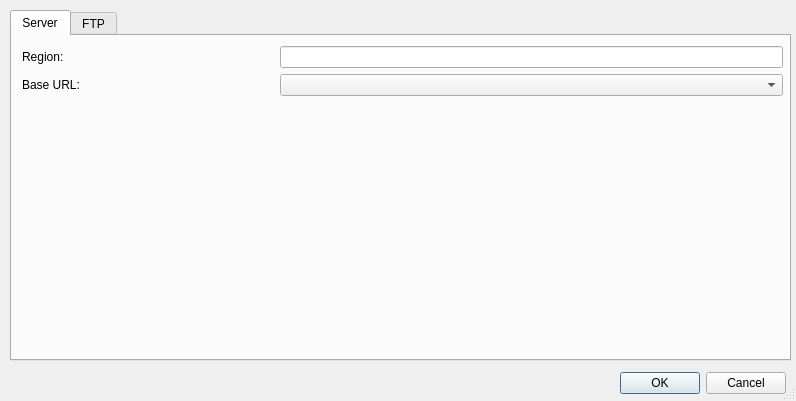
Before: the Qt Designer form src/utils/EditConfigDialog.ui in jensvogt/awsmock-qt-ui, drawn with Qt 5.
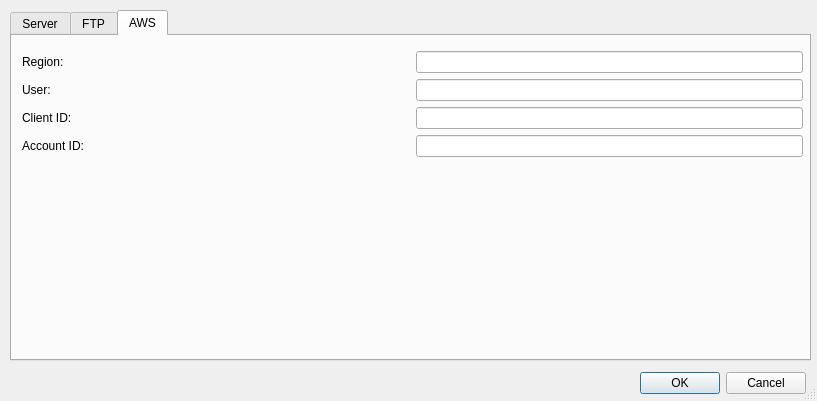
After: the same form once the commit is applied.

Commit message: fix(first-release): add default FTP user/password

Patch:
```diff
--- a/src/utils/EditConfigDialog.ui
+++ b/src/utils/EditConfigDialog.ui
@@ -6,7 +6,7 @@
    <rect>
     <x>0</x>
     <y>0</y>
-    <width>796</width>
+    <width>817</width>
     <height>401</height>
    </rect>
   </property>
@@ -22,7 +22,7 @@
   <widget class="QDialogButtonBox" name="buttonBox">
    <property name="geometry">
     <rect>
-     <x>620</x>
+     <x>640</x>
      <y>370</y>
      <width>166</width>
      <height>26</height>
@@ -37,12 +37,12 @@
     <rect>
      <x>10</x>
      <y>10</y>
-     <width>781</width>
+     <width>801</width>
      <height>351</height>
     </rect>
    </property>
    <property name="currentIndex">
-    <number>0</number>
+    <number>2</number>
    </property>
    <widget class="QWidget" name="tab">
     <attribute name="title">
@@ -65,25 +65,15 @@
        <number>0</number>
       </property>
       <item>
-       <layout class="QGridLayout" name="gridLayout" columnstretch="1,2">
-        <item row="1" column="0">
+       <layout class="QGridLayout" name="gridLayout" columnstretch="1,1">
+        <item row="0" column="0">
          <widget class="QLabel" name="baseUrlLabel">
           <property name="text">
            <string>Base URL:</string>
           </property>
          </widget>
         </item>
-        <item row="0" column="0">
-         <widget class="QLabel" name="regionLabel">
-          <property name="text">
-           <string>Region:</string>
-          </property>
-         </widget>
-        </item>
         <item row="0" column="1">
-         <widget class="QLineEdit" name="regionEdit"/>
-        </item>
-        <item row="1" column="1">
          <widget class="QComboBox" name="baseUrlComboBox"/>
         </item>
        </layout>
@@ -164,6 +154,89 @@
      </layout>
     </widget>
    </widget>
+   <widget class="QWidget" name="tab_3">
+    <attribute name="title">
+     <string>AWS</string>
+    </attribute>
+    <widget class="QWidget" name="verticalLayoutWidget_3">
+     <property name="geometry">
+      <rect>
+       <x>10</x>
+       <y>10</y>
+       <width>781</width>
+       <height>301</height>
+      </rect>
+     </property>
+     <layout class="QVBoxLayout" name="verticalLayout_3">
+      <property name="topMargin">
+       <number>0</number>
+      </property>
+      <property name="bottomMargin">
+       <number>0</number>
+      </property>
+      <item>
+       <layout class="QGridLayout" name="gridLayout_3" columnstretch="1,1">
+        <property name="topMargin">
+         <number>5</number>
+        </property>
+        <item row="1" column="0">
+         <widget class="QLabel" name="userLabel">
+          <property name="text">
+           <string>User:</string>
+          </property>
+         </widget>
+        </item>
+        <item row="2" column="0">
+         <widget class="QLabel" name="clientIdLabel">
+          <property name="text">
+           <string>Client ID:</string>
+          </property>
+         </widget>
+        </item>
+        <item row="0" column="0">
+         <widget class="QLabel" name="regionLabel">
+          <property name="text">
+           <string>Region:</string>
+          </property>
+         </widget>
+        </item>
+        <item row="1" column="1">
+         <widget class="QLineEdit" name="userEdit"/>
+        </item>
+        <item row="2" column="1">
+         <widget class="QLineEdit" name="clientIdEdit"/>
+        </item>
+        <item row="0" column="1">
+         <widget class="QLineEdit" name="regionEdit"/>
+        </item>
+        <item row="3" column="0">
+         <widget class="QLabel" name="accountIdLabel">
+          <property name="text">
+           <string>Account ID:</string>
+          </property>
+         </widget>
+        </item>
+        <item row="3" column="1">
+         <widget class="QLineEdit" name="accountIdEdit"/>
+        </item>
+       </layout>
+      </item>
+      <item>
+       <spacer name="verticalSpacer_3">
+        <property name="orientation">
+         <enum>Qt::Orientation::Vertical</enum>
+        </property>
+        <property name="sizeHint" stdset="0">
+         <size>
+          <width>20</width>
+          <height>40</height>
+         </size>
+        </property>
+       </spacer>
+      </item>
+     </layout>
+    </widget>
+   </widget>
   </widget>
  </widget>
  <resources/>
```
Left out of the diff: 34 changed lines with no effect on the pictures. The commit also changes 24 other files.
